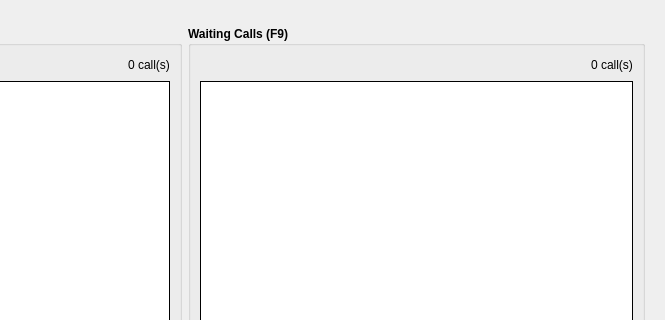
Above: xivoclient/src/xlets/switchboard/switchboard.ui from wazo-platform/wazo-client-qt before the change; both pictures show x 296 to 961 and y 0 to 320 of the 961 by 632 pixel window. Below: the same form after it.
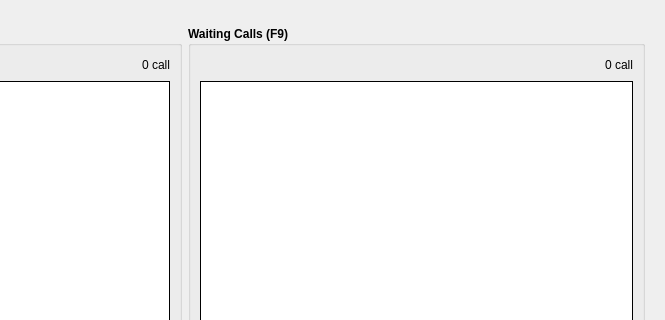
That is the form after the change. Custom widgets are drawn as their Qt base class.

Commit message: Set the default value to 0 call

The edit to the form file:
```diff
--- a/xivoclient/src/xlets/switchboard/switchboard.ui
+++ b/xivoclient/src/xlets/switchboard/switchboard.ui
@@ -59,7 +59,7 @@
               </font>
              </property>
              <property name="text">
-              <string>0 call(s)</string>
+              <string>0 call</string>
              </property>
             </widget>
            </item>
@@ -129,7 +129,7 @@
               </font>
              </property>
              <property name="text">
-              <string>0 call(s)</string>
+              <string>0 call</string>
              </property>
             </widget>
            </item>
```
